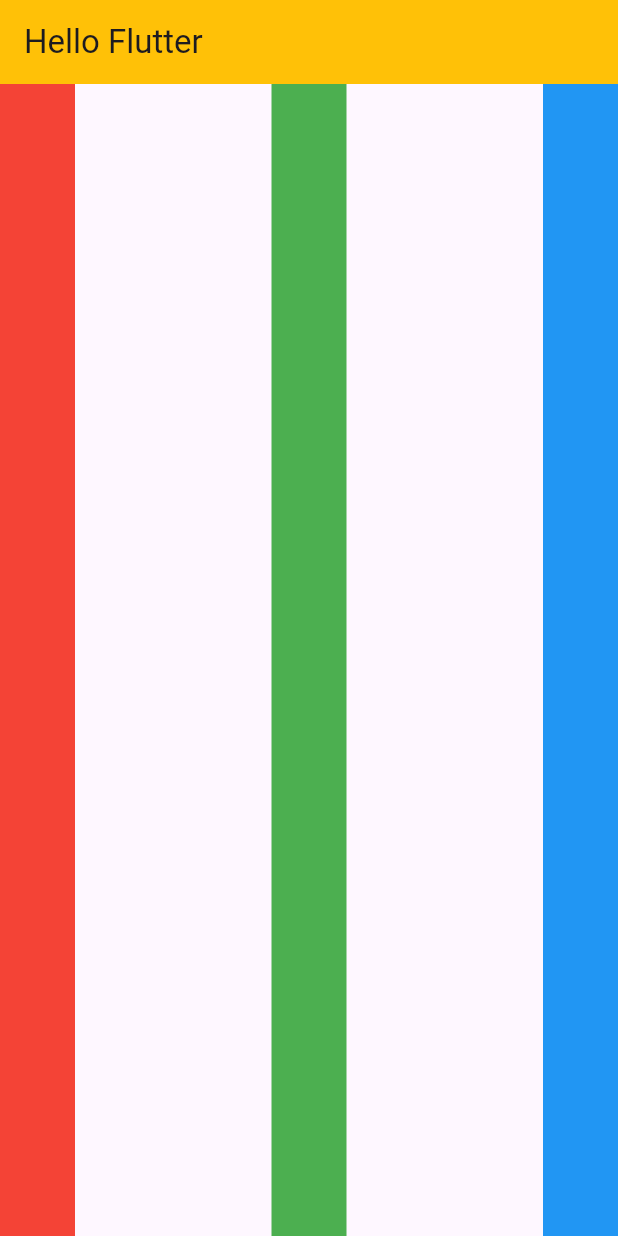
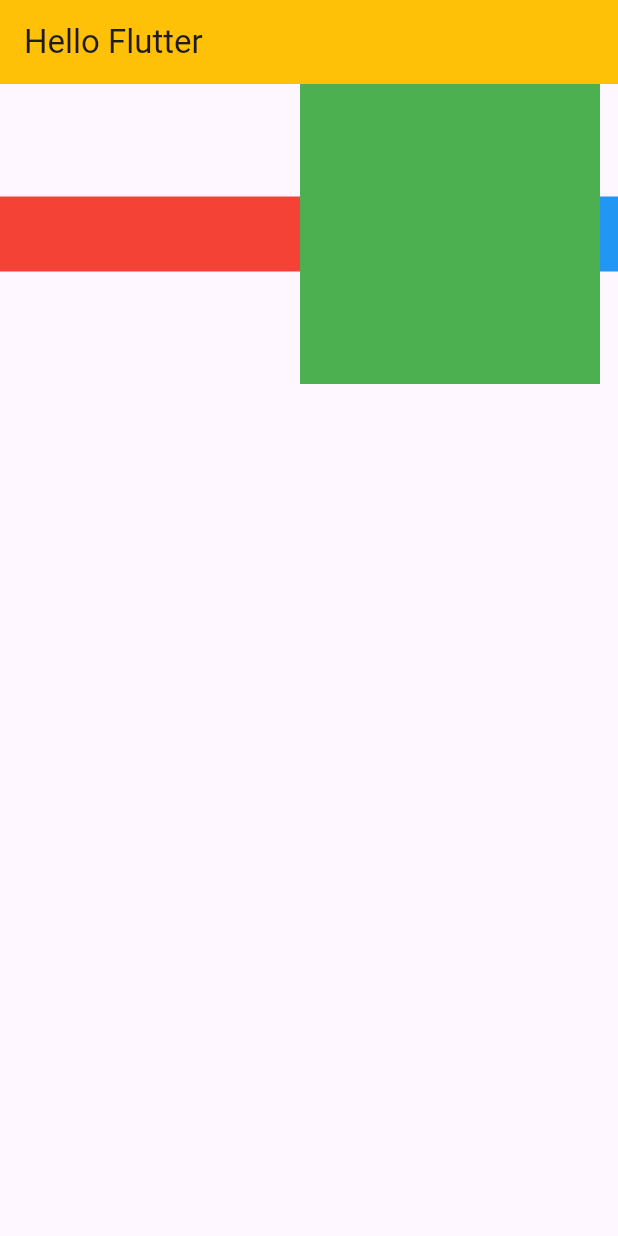
Before and after one commit to giovannijunseokim/mobile-programming-flutter, a Flutter app: the screen it shows after launch, on a phone screen of 412 x 824 dp. Run offline on Flutter 3.47's test engine with Material 3 defaults, Android fonts, the phone set to English and light mode, and no system bars.

Commit message:
5/1 ~SingleChildScrollView

```diff
--- a/lib/main.dart
+++ b/lib/main.dart
@@ -13,12 +13,13 @@ class MyApp extends StatelessWidget {
           title: const Text("Hello Flutter"),
           backgroundColor: Colors.amber,
         ),
-      body: Row(
-        mainAxisAlignment: MainAxisAlignment.spaceBetween,
-        crossAxisAlignment: CrossAxisAlignment.stretch,
+        body: SingleChildScrollView(
+          scrollDirection: Axis.horizontal,
+          child: Row(
+            mainAxisAlignment: MainAxisAlignment.center,
             children: [
               Container(
-            width: 50,
+                width: 200,
                 height: 50,
                 color: Colors.red,
               ),
@@ -26,7 +27,7 @@ class MyApp extends StatelessWidget {
                 height: 25,
               ),
               Container(
-            width: 50,
+                width: 200,
                 height: 200,
                 color: Colors.green,
               ),
@@ -34,12 +35,14 @@ class MyApp extends StatelessWidget {
                 height: 25,
               ),
               Container(
-            width: 50,
+                width: 150,
                 height: 50,
                 color: Colors.blue,
               ),
             ],
           ),
-    ));
+        ),
+      ),
+    );
   }
 }
```
Lines whose indentation alone changed are shown as unchanged.
